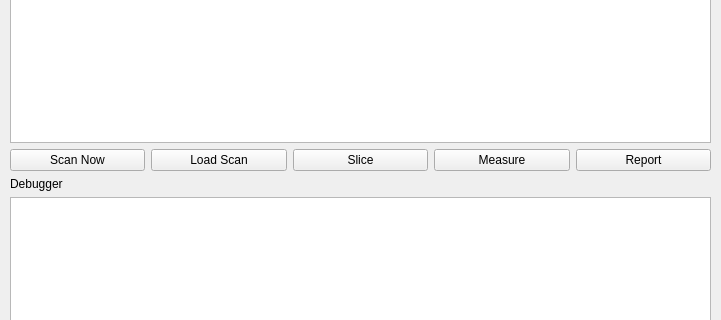
Before: the Qt Designer form spectr.ui in enjoycowboy/spectre, drawn with Qt 5; both pictures show x 0 to 721 and y 146 to 466 of the 721 by 721 pixel window.
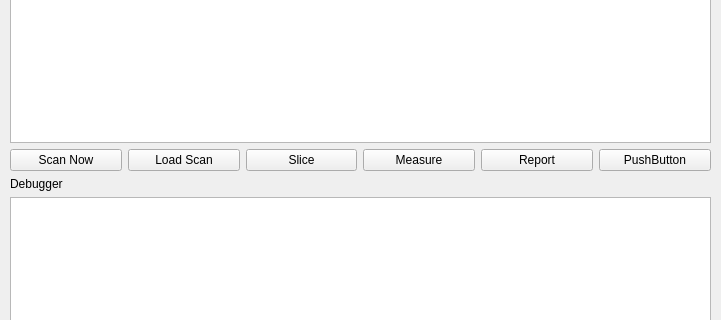
After: the same form once the commit is applied.

```diff
--- a/spectr.ui
+++ b/spectr.ui
@@ -88,6 +88,13 @@
          </property>
         </widget>
        </item>
+       <item>
+        <widget class="QPushButton" name="pushButton">
+         <property name="text">
+          <string>PushButton</string>
+         </property>
+        </widget>
+       </item>
       </layout>
      </item>
      <item>
```
Left out of the diff: 36 changed lines with no effect on the pictures.
